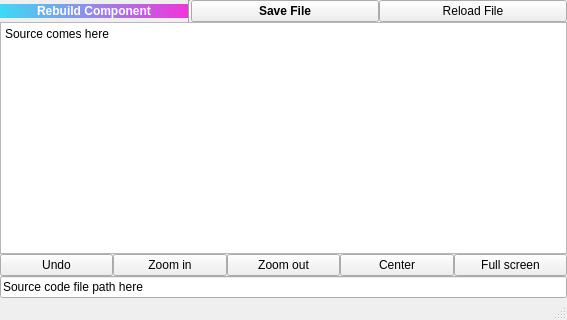
Above: qiskit_metal/_gui/edit_source_ui.ui from qiskit-community/qiskit-metal before the change. Below: the same form after it.
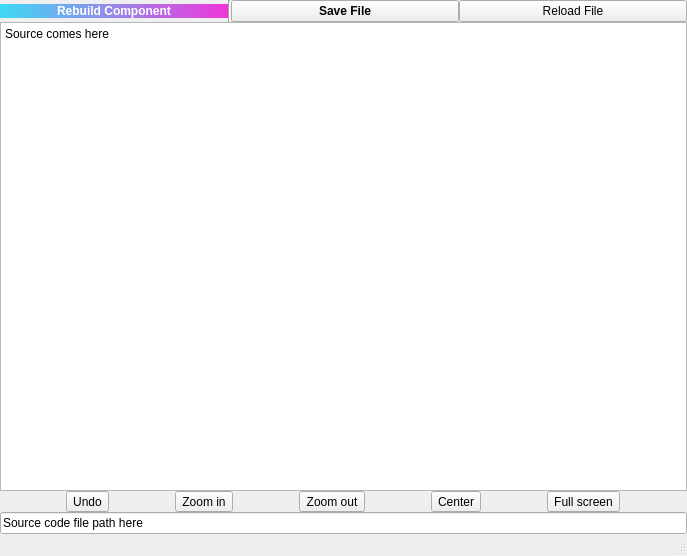
That is the form after the change. Icons and pictures are not drawn. Custom widgets are drawn as their Qt base class.

What changed in the file:
```diff
--- a/qiskit_metal/_gui/edit_source_ui.ui
+++ b/qiskit_metal/_gui/edit_source_ui.ui
@@ -6,8 +6,8 @@
    <rect>
     <x>0</x>
     <y>0</y>
-    <width>567</width>
-    <height>320</height>
+    <width>687</width>
+    <height>556</height>
    </rect>
   </property>
   <property name="windowTitle">
@@ -139,7 +139,7 @@
        <number>0</number>
       </property>
       <item>
-       <widget class="QPushButton" name="undo">
+       <widget class="QToolButton" name="undo">
         <property name="text">
          <string>Undo</string>
         </property>
@@ -147,10 +147,13 @@
          <iconset resource="main_window_rc.qrc">
           <normaloff>:/delete</normaloff>:/delete</iconset>
         </property>
+        <property name="toolButtonStyle">
+         <enum>Qt::ToolButtonTextBesideIcon</enum>
+        </property>
        </widget>
       </item>
       <item>
-       <widget class="QPushButton" name="zoomin">
+       <widget class="QToolButton" name="zoomin">
         <property name="text">
          <string>Zoom in</string>
         </property>
@@ -158,10 +161,13 @@
          <iconset resource="main_window_rc.qrc">
           <normaloff>:/plot/zoom</normaloff>:/plot/zoom</iconset>
         </property>
+        <property name="toolButtonStyle">
+         <enum>Qt::ToolButtonTextBesideIcon</enum>
+        </property>
        </widget>
       </item>
       <item>
-       <widget class="QPushButton" name="zoomout">
+       <widget class="QToolButton" name="zoomout">
         <property name="text">
          <string>Zoom out</string>
         </property>
@@ -169,10 +175,13 @@
          <iconset resource="main_window_rc.qrc">
           <normaloff>:/plot/zoom</normaloff>:/plot/zoom</iconset>
         </property>
+        <property name="toolButtonStyle">
+         <enum>Qt::ToolButtonTextBesideIcon</enum>
+        </property>
        </widget>
       </item>
       <item>
-       <widget class="QPushButton" name="center">
+       <widget class="QToolButton" name="center">
         <property name="text">
          <string>Center</string>
         </property>
@@ -180,10 +189,13 @@
          <iconset resource="main_window_rc.qrc">
           <normaloff>:/options</normaloff>:/options</iconset>
         </property>
+        <property name="toolButtonStyle">
+         <enum>Qt::ToolButtonTextBesideIcon</enum>
+        </property>
        </widget>
       </item>
       <item>
-       <widget class="QPushButton" name="full_screen">
+       <widget class="QToolButton" name="full_screen">
         <property name="text">
          <string>Full screen</string>
         </property>
@@ -191,6 +203,9 @@
          <iconset resource="main_window_rc.qrc">
           <normaloff>:/plot/autozoom</normaloff>:/plot/autozoom</iconset>
         </property>
+        <property name="toolButtonStyle">
+         <enum>Qt::ToolButtonTextBesideIcon</enum>
+        </property>
        </widget>
       </item>
      </layout>
```
Left out of the diff: 82 changed lines with no effect on the pictures.
